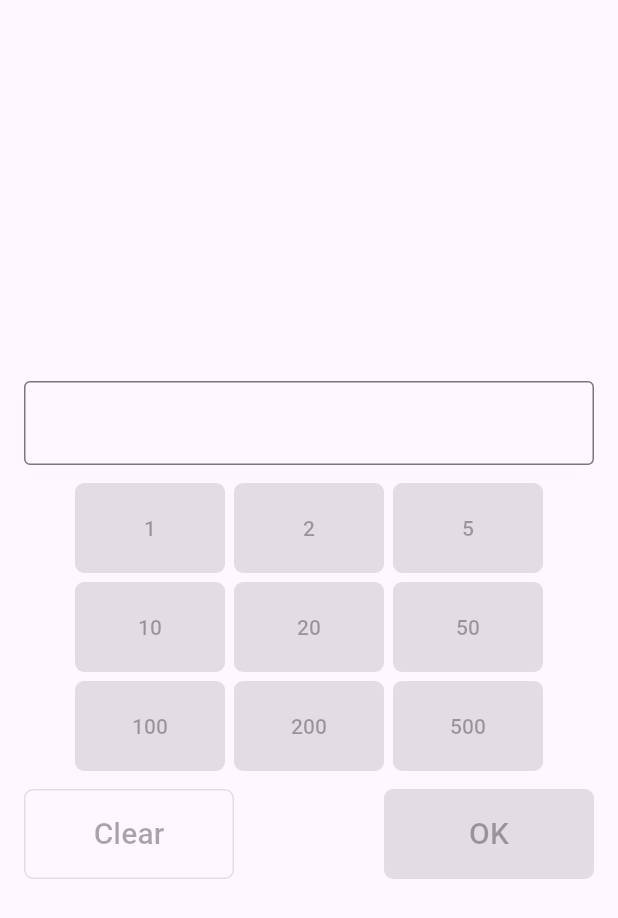
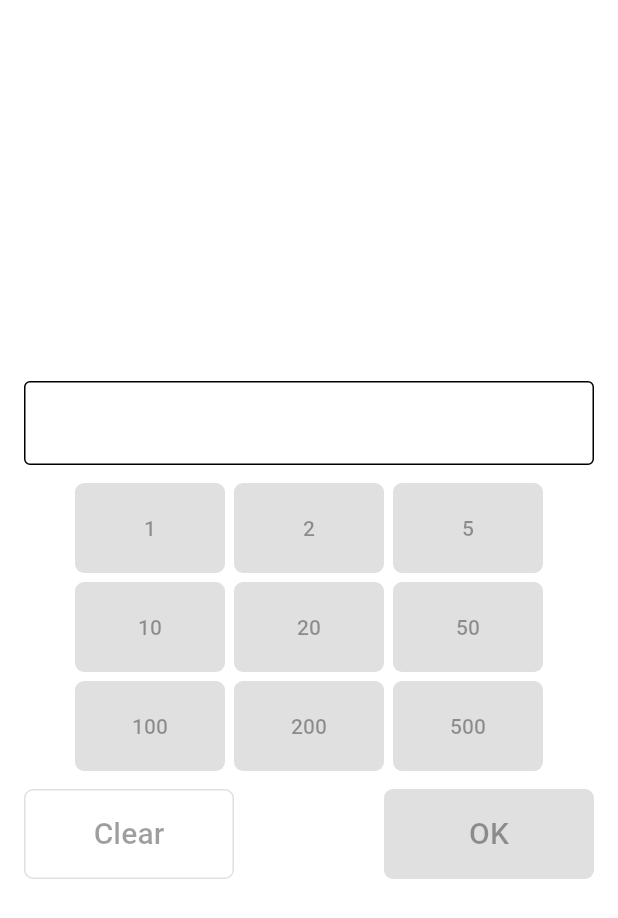
Before and after one commit to fbalbinoribeiro/expense-tracker-app, a Flutter app: the screen it shows after launch, on a phone screen of 412 x 824 dp. Shown: the top 918 px of the screen. Run offline on Flutter 3.47's test engine with Material 3 defaults, Android fonts, the light colour scheme and no system bars; our stand-ins replace currency_text_input_formatter.

Commit message:
chore: app theme customizations

```diff
--- a/expense_tracker_app/lib/app_theme.dart
+++ b/expense_tracker_app/lib/app_theme.dart
@@ -1,15 +1,31 @@
 import 'package:flutter/material.dart';
 
+const kPrimaryColor = Color(0xFF046B4D);
+const kSecondaryColor = Color(0xFF35464E);
+
 final ThemeData appTheme = ThemeData(
-  colorScheme: ColorScheme.fromSeed(seedColor: Colors.deepPurple),
+  colorScheme: ColorScheme(
+    brightness: Brightness.light,
+    primary: kPrimaryColor,
+    onPrimary: Colors.white,
+    secondary: kSecondaryColor,
+    onSecondary: Colors.white,
+    error: Colors.red,
+    onError: Colors.white,
+    surface: Colors.white,
+    onSurface: Colors.black,
+  ),
   elevatedButtonTheme: ElevatedButtonThemeData(
     style: ElevatedButton.styleFrom(
+      backgroundColor: kPrimaryColor,
+      foregroundColor: Colors.white,
       shape: RoundedRectangleBorder(borderRadius: BorderRadius.circular(6)),
       minimumSize: const Size(100, 60),
     ),
   ),
   outlinedButtonTheme: OutlinedButtonThemeData(
     style: OutlinedButton.styleFrom(
+      foregroundColor: kPrimaryColor,
       shape: RoundedRectangleBorder(borderRadius: BorderRadius.circular(6)),
       minimumSize: const Size(140, 60),
     ),
```
